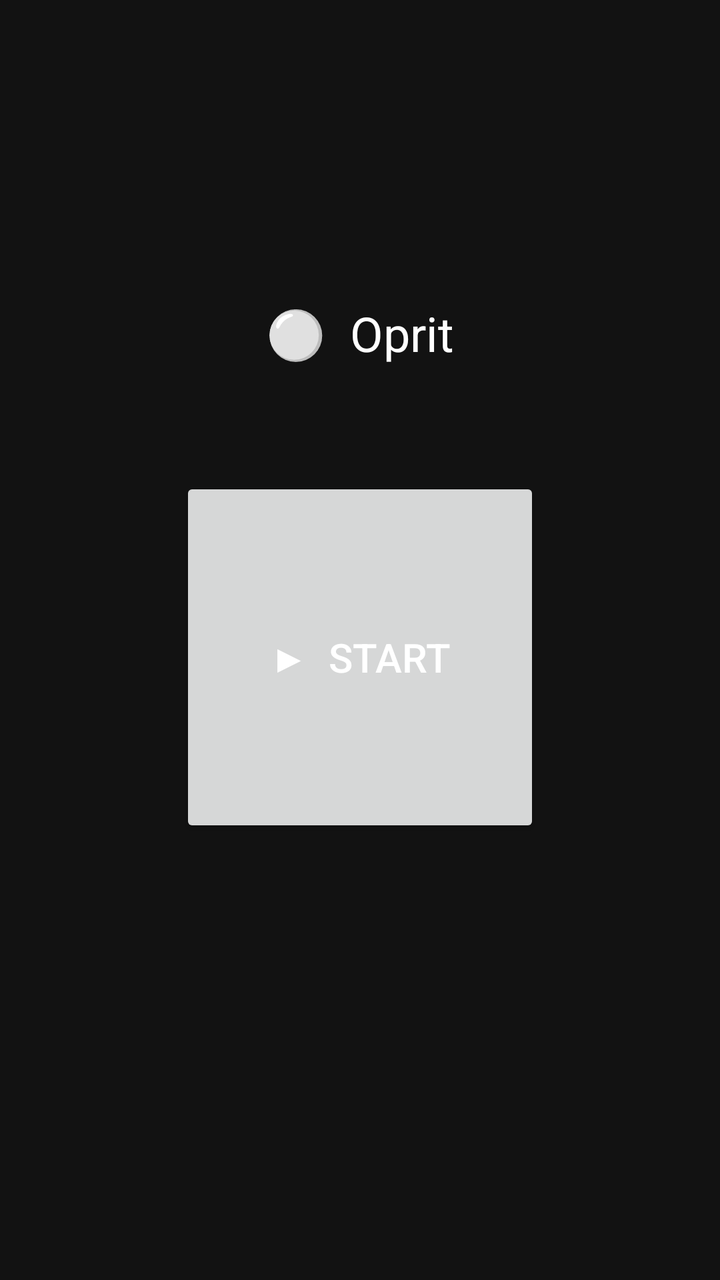
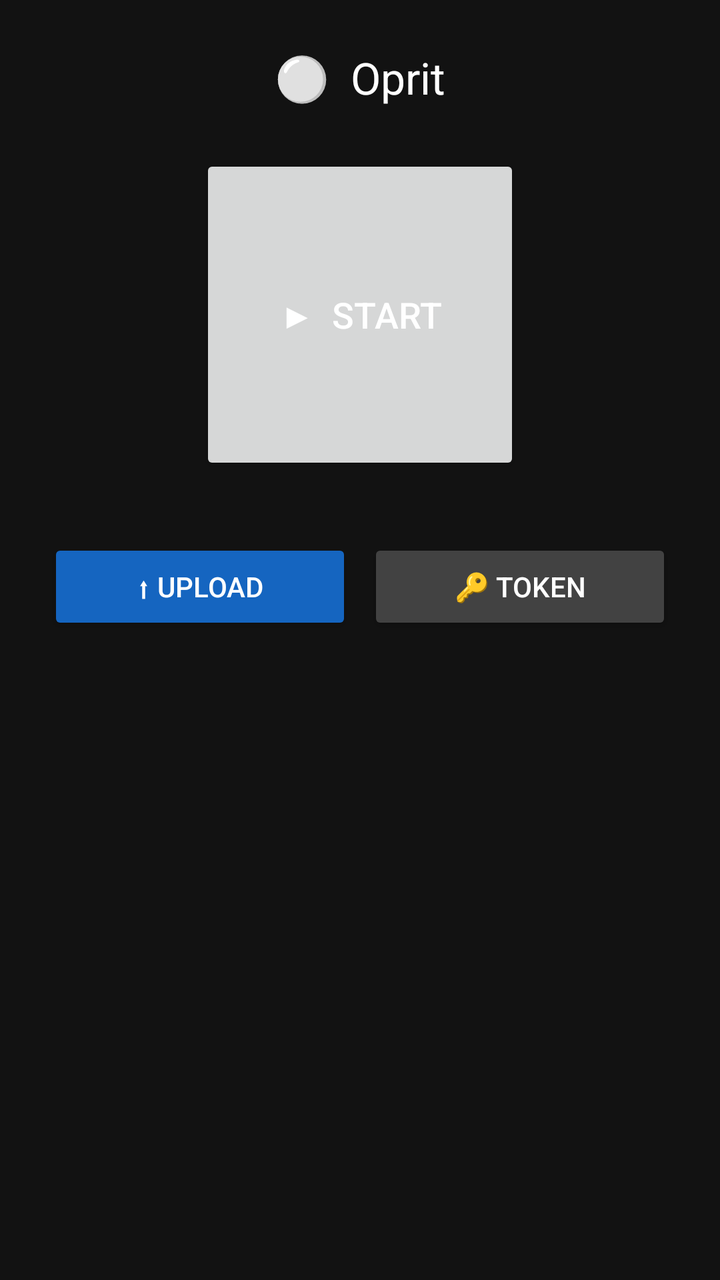

An Android layout rendered at two revisions. The XML below is the earlier revision; the diff shows what the commit changed to produce the second picture.
<!-- AndroidManifest.xml: application theme Theme.AppCompat.DayNight.NoActionBar -->
<!-- res/layout/activity_main.xml -->
<?xml version="1.0" encoding="utf-8"?>
<LinearLayout xmlns:android="http://schemas.android.com/apk/res/android"
    android:layout_width="match_parent"
    android:layout_height="match_parent"
    android:orientation="vertical"
    android:gravity="center"
    android:padding="32dp"
    android:background="#121212">

    <TextView
        android:id="@+id/tvStatus"
        android:layout_width="wrap_content"
        android:layout_height="wrap_content"
        android:text="⚪  Oprit"
        android:textSize="24sp"
        android:textColor="#FFFFFF"
        android:layout_marginBottom="56dp"/>

    <Button
        android:id="@+id/btnStartStop"
        android:layout_width="180dp"
        android:layout_height="180dp"
        android:text="▶  START"
        android:textSize="20sp"
        android:textColor="#FFFFFF"
        android:layout_marginBottom="56dp"/>

    <TextView
        android:id="@+id/tvPath"
        android:layout_width="match_parent"
        android:layout_height="wrap_content"
        android:text=""
        android:textSize="11sp"
        android:textColor="#888888"
        android:gravity="center"
        android:lineSpacingExtra="4dp"/>

</LinearLayout>
<!-- resources referenced by this layout -->
<resources>

</resources>

<!-- the commit's change to res/layout/activity_main.xml (unified diff, before → after) -->
@@ -3,8 +3,8 @@
     android:layout_width="match_parent"
     android:layout_height="match_parent"
     android:orientation="vertical"
-    android:gravity="center"
-    android:padding="32dp"
+    android:gravity="center_horizontal"
+    android:padding="24dp"
     android:background="#121212">
 
     <TextView
@@ -12,27 +12,68 @@
         android:layout_width="wrap_content"
         android:layout_height="wrap_content"
         android:text="⚪  Oprit"
-        android:textSize="24sp"
+        android:textSize="22sp"
         android:textColor="#FFFFFF"
-        android:layout_marginBottom="56dp"/>
+        android:layout_marginBottom="24dp"/>
 
     <Button
         android:id="@+id/btnStartStop"
-        android:layout_width="180dp"
-        android:layout_height="180dp"
+        android:layout_width="160dp"
+        android:layout_height="160dp"
         android:text="▶  START"
-        android:textSize="20sp"
+        android:textSize="18sp"
         android:textColor="#FFFFFF"
-        android:layout_marginBottom="56dp"/>
+        android:layout_marginBottom="32dp"/>
+
+    <LinearLayout
+        android:layout_width="match_parent"
+        android:layout_height="wrap_content"
+        android:orientation="horizontal"
+        android:gravity="center"
+        android:layout_marginBottom="12dp">
+
+        <Button
+            android:id="@+id/btnUpload"
+            android:layout_width="0dp"
+            android:layout_height="48dp"
+            android:layout_weight="1"
+            android:text="⬆ UPLOAD"
+            android:textSize="14sp"
+            android:textColor="#FFFFFF"
+            android:backgroundTint="#1565C0"
+            android:layout_marginEnd="8dp"/>
+
+        <Button
+            android:id="@+id/btnSetToken"
+            android:layout_width="0dp"
+            android:layout_height="48dp"
+            android:layout_weight="1"
+            android:text="🔑 TOKEN"
+            android:textSize="14sp"
+            android:textColor="#FFFFFF"
+            android:backgroundTint="#424242"/>
+
+    </LinearLayout>
+
+    <TextView
+        android:id="@+id/tvUploadStatus"
+        android:layout_width="match_parent"
+        android:layout_height="wrap_content"
+        android:text=""
+        android:textSize="12sp"
+        android:textColor="#90CAF9"
+        android:gravity="center"
+        android:lineSpacingExtra="3dp"
+        android:layout_marginBottom="16dp"/>
 
     <TextView
         android:id="@+id/tvPath"
         android:layout_width="match_parent"
         android:layout_height="wrap_content"
         android:text=""
-        android:textSize="11sp"
-        android:textColor="#888888"
+        android:textSize="10sp"
+        android:textColor="#555555"
         android:gravity="center"
-        android:lineSpacingExtra="4dp"/>
+        android:lineSpacingExtra="3dp"/>
 
 </LinearLayout>
